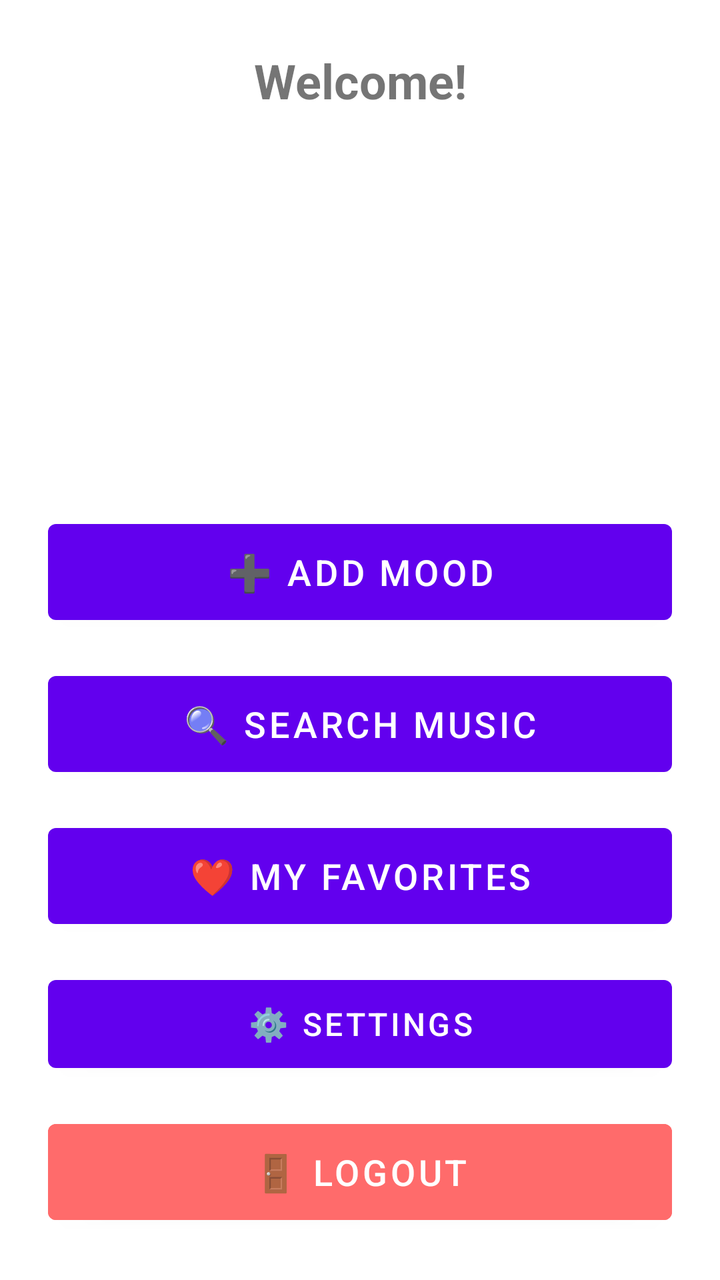
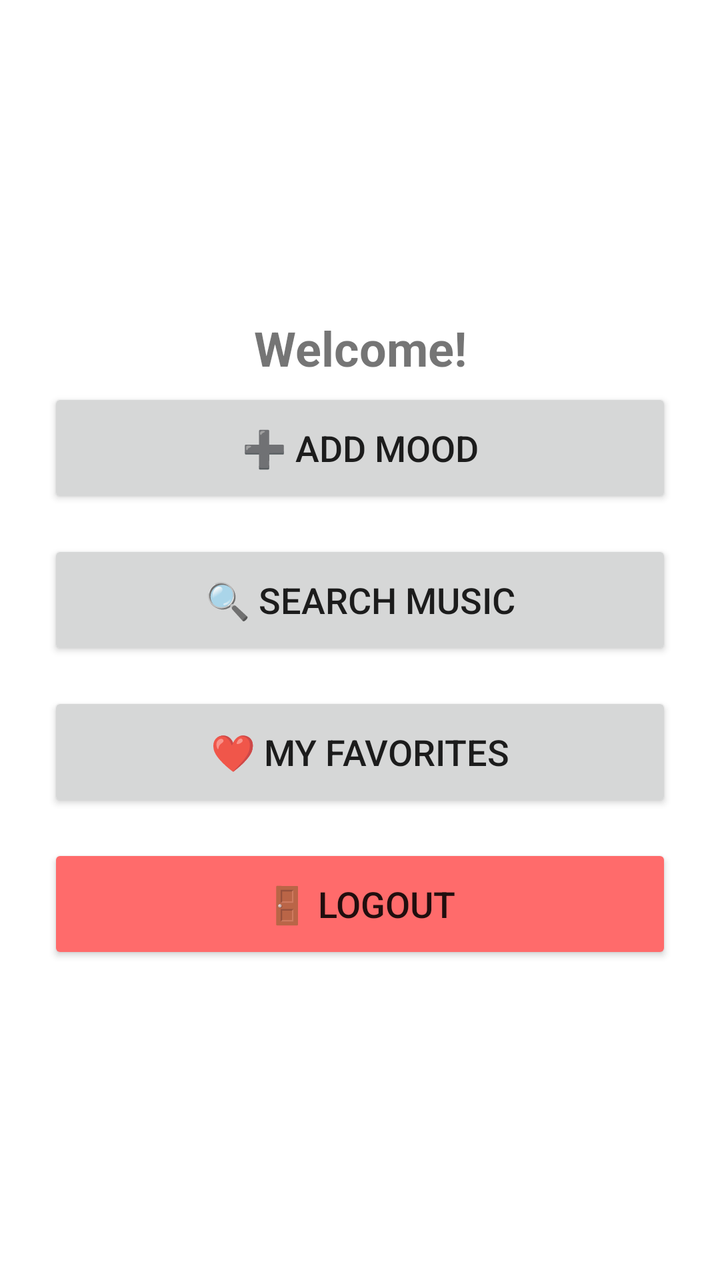

The first picture is an Android layout as it rendered before a commit; the second is the same layout after the commit. The layout source and the unified diff follow.
<!-- AndroidManifest.xml: application theme Theme.Moodic -->
<!-- res/layout/activity_main.xml -->
<?xml version="1.0" encoding="utf-8"?>
<LinearLayout xmlns:android="http://schemas.android.com/apk/res/android"
    android:layout_width="match_parent"
    android:layout_height="match_parent"
    android:orientation="vertical"
    android:gravity="center"
    android:padding="24dp"
    android:background="@color/white">

    
    <TextView
        android:id="@+id/welcomeText"
        android:layout_width="match_parent"
        android:layout_height="wrap_content"
        android:text="Welcome!"
        android:textSize="24sp"
        android:textStyle="bold"
        android:textAlignment="center"
        android:layout_marginBottom="32dp" />
    
    <View
        android:layout_width="match_parent"
        android:layout_height="0dp"
        android:layout_weight="1" />

    
    <Button
        android:id="@+id/moodButton"
        android:layout_width="match_parent"
        android:layout_height="60dp"
        android:text="➕ Add Mood"
        android:textSize="18sp"
        android:layout_marginBottom="16dp" />

    
    <Button
        android:id="@+id/youtubeButton"
        android:layout_width="match_parent"
        android:layout_height="60dp"
        android:text="🔍 Search Music"
        android:textSize="18sp"
        android:layout_marginBottom="16dp" />

    
    <Button
        android:id="@+id/favoritesButton"
        android:layout_width="match_parent"
        android:layout_height="60dp"
        android:text="❤️ My Favorites"
        android:textSize="18sp"
        android:layout_marginBottom="16dp" />
    <Button
        android:id="@+id/settingsButton"
        android:layout_width="match_parent"
        android:layout_height="56dp"
        android:text="⚙️ Settings"
        android:textSize="16sp"
        android:layout_marginBottom="16dp" />

    
    <Button
        android:id="@+id/logoutButton"
        android:layout_width="match_parent"
        android:layout_height="60dp"
        android:text="🚪 Logout"
        android:textSize="18sp"
        android:backgroundTint="#ff6b6b" />

</LinearLayout>
<!-- resources referenced by this layout -->
<resources>
  <color name="white">#FFFFFFFF</color>
  <style name="Theme.Moodic" parent="Theme.MaterialComponents.DayNight.DarkActionBar">
          
          <item name="colorPrimary">@color/purple_500</item>
          <item name="colorPrimaryVariant">@color/purple_700</item>
          <item name="colorOnPrimary">@color/white</item>
          
          <item name="colorSecondary">@color/teal_200</item>
          <item name="colorSecondaryVariant">@color/teal_700</item>
          <item name="colorOnSecondary">@color/black</item>
          
          <item name="android:statusBarColor">?attr/colorPrimaryVariant</item>
          
      </style>
  <color name="purple_500">#FF6200EE</color>
  <color name="purple_700">#FF3700B3</color>
  <color name="teal_200">#FF03DAC5</color>
  <color name="teal_700">#FF018786</color>
  <color name="black">#FF000000</color>
</resources>

<!-- the commit's change to res/layout/activity_main.xml (unified diff, before → after) -->
@@ -5,7 +5,7 @@
     android:orientation="vertical"
     android:gravity="center"
     android:padding="24dp"
-    android:background="@color/white">
+    android:background="#FFFFFF">
 
     
     <TextView
@@ -16,12 +16,18 @@
         android:textSize="24sp"
         android:textStyle="bold"
         android:textAlignment="center"
-        android:layout_marginBottom="32dp" />
+        android:layout_marginBottom="4dp" />
+
     
-    <View
+    <TextView
+        android:id="@+id/lastMoodText"
         android:layout_width="match_parent"
-        android:layout_height="0dp"
-        android:layout_weight="1" />
+        android:layout_height="wrap_content"
+        android:textSize="13sp"
+        android:textColor="#888888"
+        android:textAlignment="center"
+        android:layout_marginBottom="28dp"
+        android:visibility="gone" />
 
     
     <Button
@@ -49,13 +55,6 @@
         android:text="❤️ My Favorites"
         android:textSize="18sp"
         android:layout_marginBottom="16dp" />
-    <Button
-        android:id="@+id/settingsButton"
-        android:layout_width="match_parent"
-        android:layout_height="56dp"
-        android:text="⚙️ Settings"
-        android:textSize="16sp"
-        android:layout_marginBottom="16dp" />
 
     
     <Button
<!-- resource entries referenced after the edit -->
@@ -1,23 +1,21 @@
 <!-- resources referenced by this layout -->
 <resources>
   <color name="white">#FFFFFFFF</color>
-  <style name="Theme.Moodic" parent="Theme.MaterialComponents.DayNight.DarkActionBar">
-          
+  <style name="Theme.Moodic" parent="Theme.MaterialComponents.DayNight.NoActionBar.Bridge">
           <item name="colorPrimary">@color/purple_500</item>
           <item name="colorPrimaryVariant">@color/purple_700</item>
           <item name="colorOnPrimary">@color/white</item>
-          
+  
           <item name="colorSecondary">@color/teal_200</item>
-          <item name="colorSecondaryVariant">@color/teal_700</item>
           <item name="colorOnSecondary">@color/black</item>
-          
+  
           <item name="android:statusBarColor">?attr/colorPrimaryVariant</item>
-          
+  
+          <item name="colorPrimarySurface">?attr/colorPrimary</item>
       </style>
   <color name="purple_500">#FF6200EE</color>
   <color name="purple_700">#FF3700B3</color>
   <color name="teal_200">#FF03DAC5</color>
-  <color name="teal_700">#FF018786</color>
   <color name="black">#FF000000</color>
 </resources>
 
